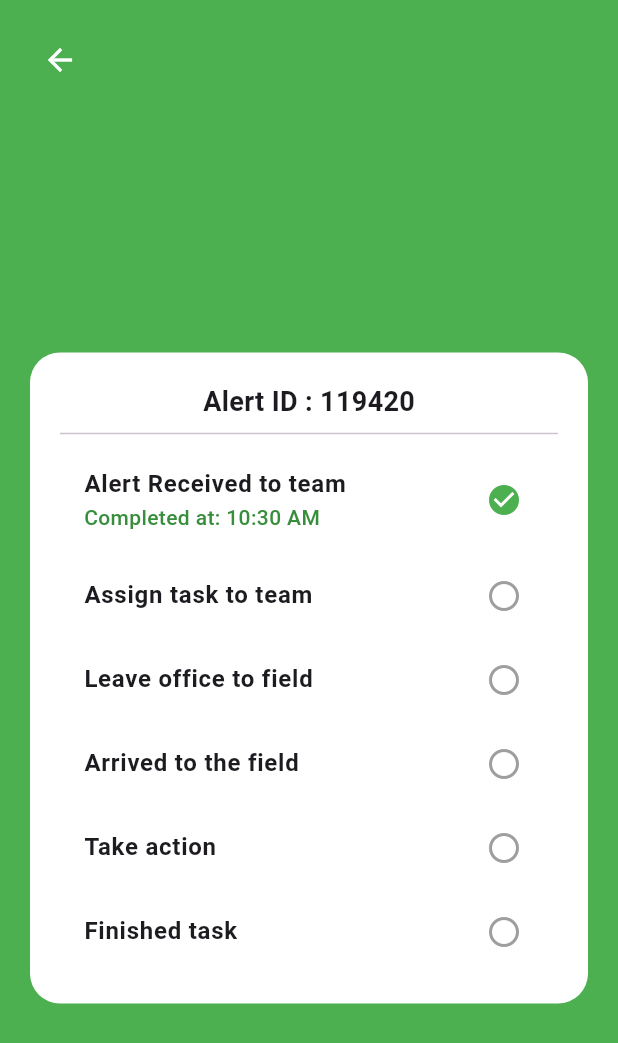
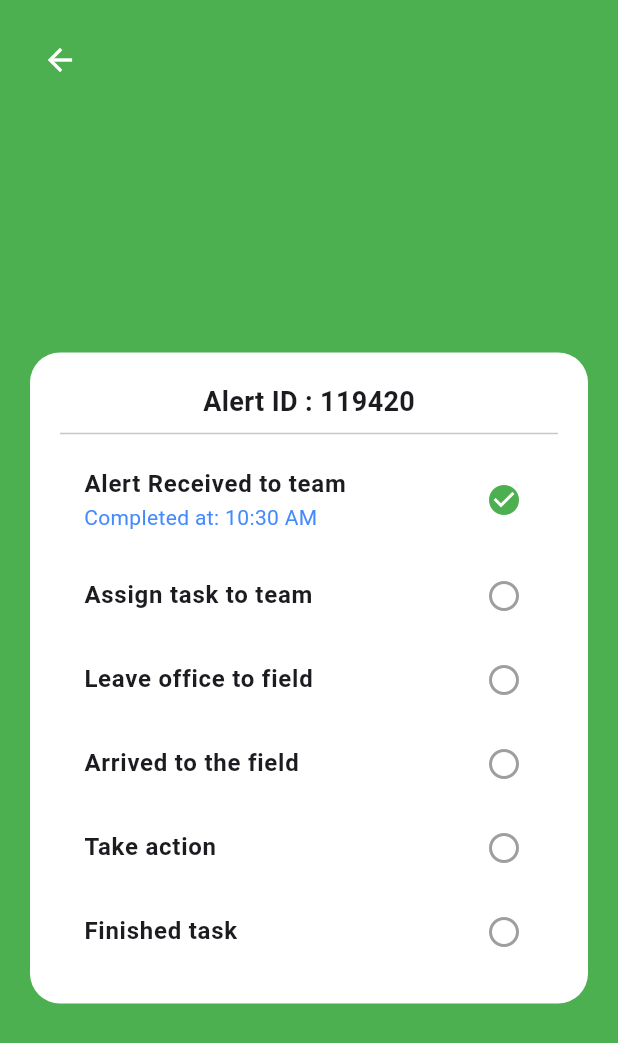
Before and after one commit to mohamedalisaifudeen/safecrop, a Flutter app: the AlertScreen screen opened directly, after a tap on the "circle" icon, on a phone screen of 412 x 824 dp. Shown: the top 1043 px of the screen. Run offline on Flutter 3.47's test engine with Material 3 defaults, Android fonts, the phone set to English and light mode, and no system bars; our stand-ins replace cloud_firestore, firebase_core; accounts and stored records are empty.

```diff
--- a/lib/AlertNew.dart
+++ b/lib/AlertNew.dart
@@ -1,8 +1,12 @@
 import 'dart:math';
 import 'package:flutter/material.dart';
-import 'package:intl/intl.dart'; // For formatting time
+import 'package:intl/intl.dart';
+import 'package:cloud_firestore/cloud_firestore.dart';
+import 'package:firebase_core/firebase_core.dart';
 
-void main() {
+void main() async {
+  WidgetsFlutterBinding.ensureInitialized();
+  await Firebase.initializeApp(); // Initialize Firebase
   runApp(MyApp());
 }
 
@@ -22,6 +26,8 @@ class AlertScreen extends StatefulWidget {
 }
 
 class _AlertScreenState extends State<AlertScreen> {
+  final FirebaseFirestore _firestore = FirebaseFirestore.instance;
+
   final ValueNotifier<List<Map<String, dynamic>>> alertStepsNotifier =
   ValueNotifier([
     {"title": "Alert Received to team", "status": false, "timestamp": null},
@@ -37,29 +43,44 @@ class _AlertScreenState extends State<AlertScreen> {
   @override
   void initState() {
     super.initState();
-    alertID = generateRandomID(); // Generate random Alert ID
+    alertID = generateRandomID(); // Generate a random Alert ID
+    saveAlertToFirestore(); // Save initial alert data to Firestore
   }
 
   String generateRandomID() {
     final random = Random();
-    return (random.nextInt(900000) + 100000).toString(); // Generates a 6-digit ID
+    return (random.nextInt(900000) + 100000).toString(); // 6-digit ID
   }
 
   String getCurrentTime() {
-    return DateFormat('hh:mm a').format(DateTime.now()); // Example: 03:45 PM
+    return DateFormat('hh:mm a').format(DateTime.now()); // Format time
   }
 
-  void toggleTaskStatus(int index) {
+  // Save the alert with default task statuses to Firestore
+  void saveAlertToFirestore() async {
+    await _firestore.collection('alerts').doc(alertID).set({
+      "alertID": alertID,
+      "tasks": alertStepsNotifier.value,
+      "createdAt": DateTime.now(),
+    });
+  }
+
+  // Update task status in Firestore when the user taps a task
+  void toggleTaskStatus(int index) async {
     List<Map<String, dynamic>> steps = List.from(alertStepsNotifier.value);
     steps[index]["status"] = !steps[index]["status"];
 
     if (steps[index]["status"]) {
-      steps[index]["timestamp"] = getCurrentTime(); // Save timestamp when checked
+      steps[index]["timestamp"] = getCurrentTime();
     } else {
-      steps[index]["timestamp"] = null; // Remove timestamp when unchecked
+      steps[index]["timestamp"] = null;
     }
 
-    alertStepsNotifier.value = steps; // Update UI
+    alertStepsNotifier.value = steps;
+
+    await _firestore.collection('alerts').doc(alertID).update({
+      "tasks": steps,
+    });
   }
 
   @override
@@ -94,7 +115,7 @@ class _AlertScreenState extends State<AlertScreen> {
                     mainAxisSize: MainAxisSize.min,
                     children: [
                       Text(
-                        "Alert ID : $alertID", // Display generated Alert ID
+                        "Alert ID : $alertID",
                         style: TextStyle(fontSize: 18, fontWeight: FontWeight.bold),
                       ),
                       Divider(thickness: 1),
@@ -106,16 +127,11 @@ class _AlertScreenState extends State<AlertScreen> {
                               return ListTile(
                                 title: Text(
                                   alertSteps[index]["title"],
-                                  style: TextStyle(
-                                      fontWeight: FontWeight.bold, fontSize: 16),
+                                  style: TextStyle(fontWeight: FontWeight.bold, fontSize: 16),
                                 ),
                                 subtitle: alertSteps[index]["timestamp"] != null
-                                    ? Text(
-                                  "Completed at: ${alertSteps[index]["timestamp"]}",
-                                  style: TextStyle(
-                                      color: Colors.green.shade700, // Updated color
-                                      fontWeight: FontWeight.w500),
-                                )
+                                    ? Text("Completed at: ${alertSteps[index]["timestamp"]}",
+                                    style: TextStyle(color: Colors.blueAccent))
                                     : null,
                                 trailing: GestureDetector(
                                   onTap: () => toggleTaskStatus(index),
```
